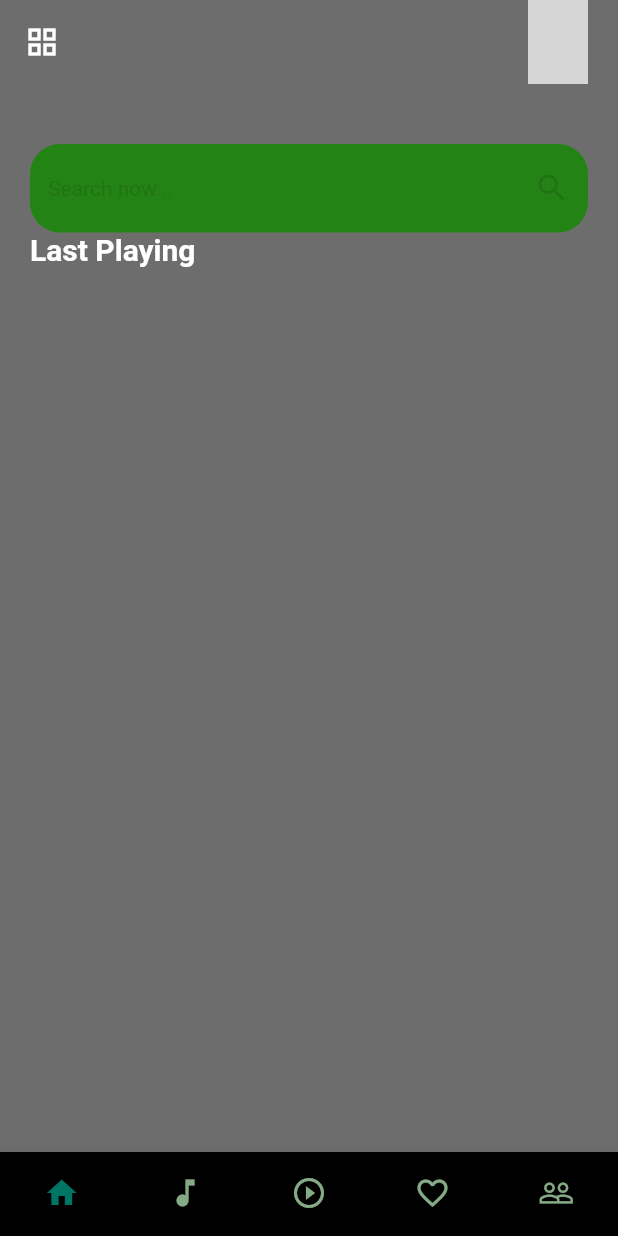
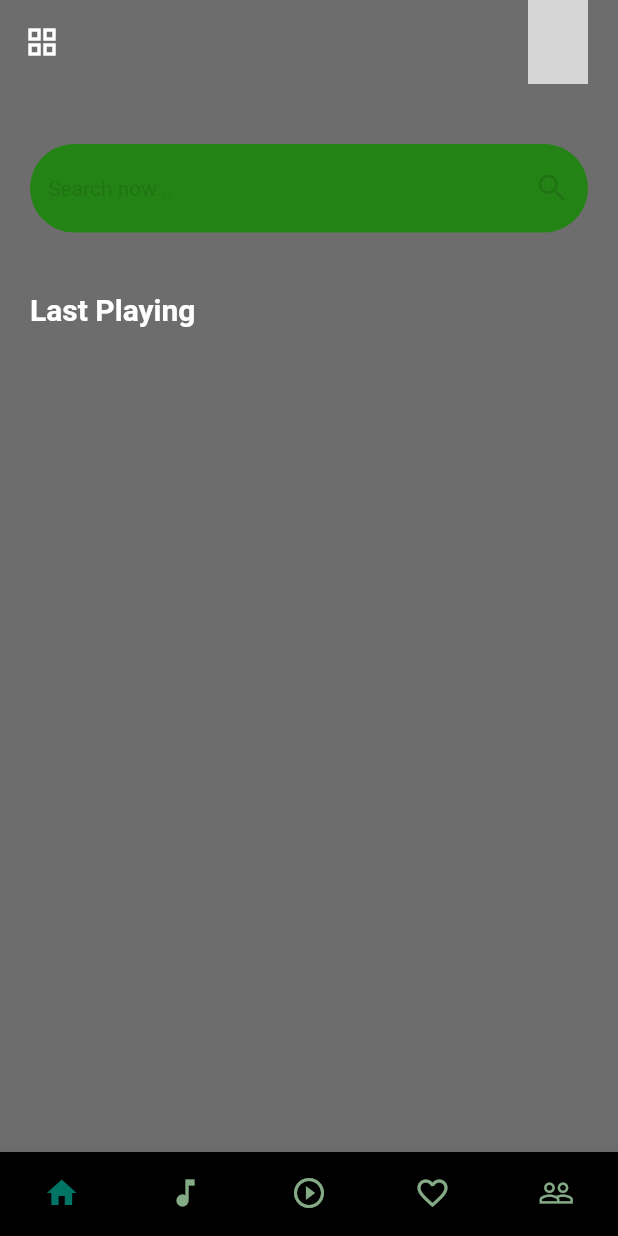
Before and after one commit to arifian853/RhythmPlayer, a Flutter app: the screen it shows after launch, on a phone screen of 412 x 824 dp. Run offline on Flutter 3.47's test engine with Material 2 defaults, Android fonts, the phone set to English and light mode, and no system bars; our stand-ins replace get; grey boxes are pictures that could not be loaded.

Commit message:
Major color changes, UI position fix - Arifian

```diff
--- a/lib/pages/home_music.dart
+++ b/lib/pages/home_music.dart
@@ -35,14 +35,20 @@ class HomeMusic extends StatelessWidget {
                         color: Colors.black12,
                       ),
                       border: OutlineInputBorder(
-                          borderRadius: BorderRadius.circular(20.0),
+                          borderRadius: BorderRadius.circular(30.0),
                           borderSide: BorderSide.none),
                     ),
                   ),
-                  Text(
-                    'Last Playing',
-                    style: Theme.of(context).textTheme.titleLarge!.copyWith(
-                        fontWeight: FontWeight.bold, color: Colors.white),
+                  const SizedBox(
+                    height: 20,
+                  ),
+                  Padding(
+                    padding: const EdgeInsets.only(top: 20),
+                    child: Text(
+                      'Last Playing',
+                      style: Theme.of(context).textTheme.titleLarge!.copyWith(
+                          fontWeight: FontWeight.bold, color: Colors.white),
+                    ),
                   ),
                 ],
               ),
```
